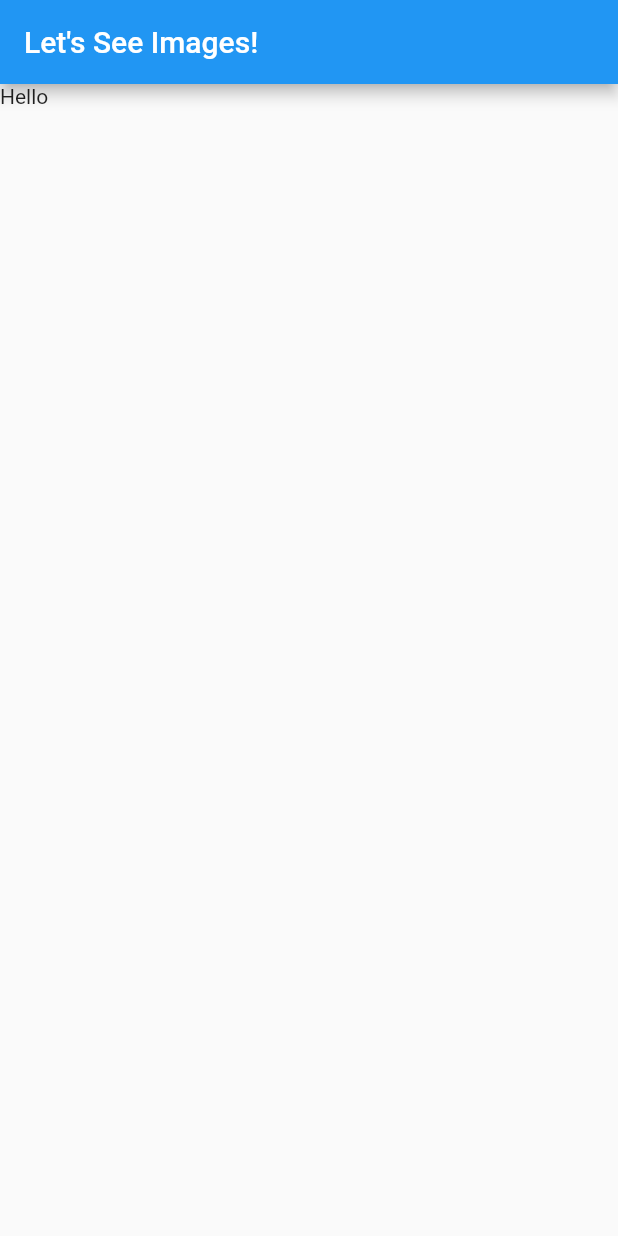
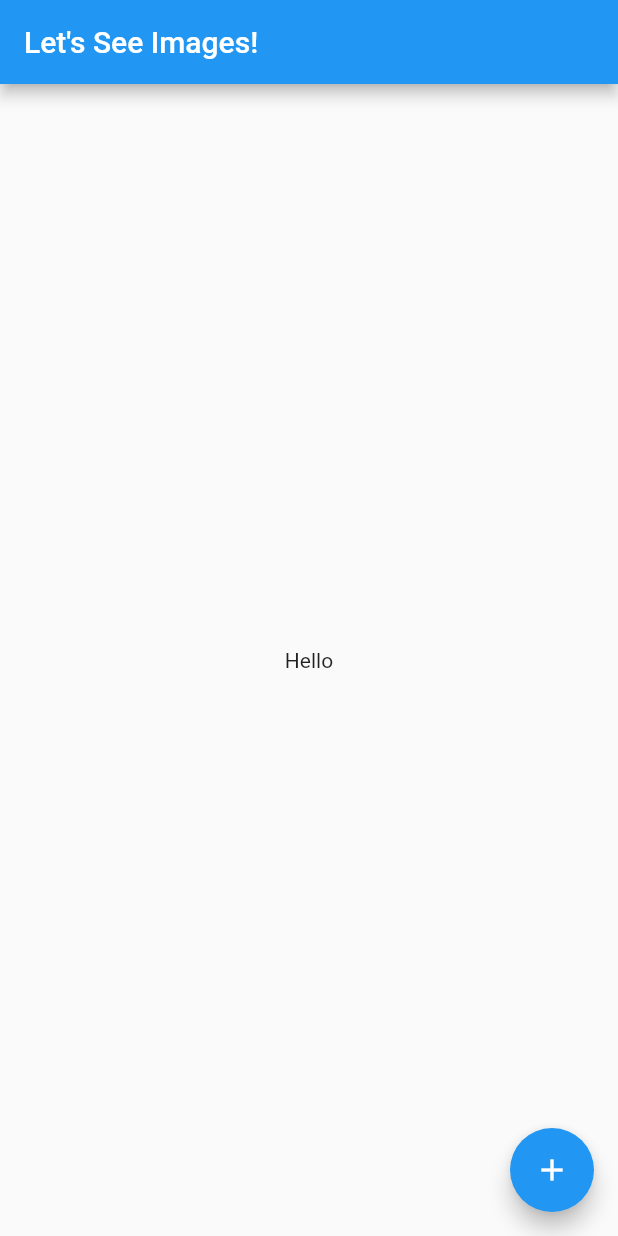
Before and after one commit to coltonehrman/flutter-photo-app, a Flutter app: the screen it shows after launch, on a phone screen of 412 x 824 dp. Run offline on Flutter 3.47's test engine with Material 2 defaults, Android fonts, the phone set to English and light mode, and no system bars.

Commit message:
added a few other parts to starter code

```diff
--- a/lib/src/App.dart
+++ b/lib/src/App.dart
@@ -13,7 +13,13 @@ class AppState extends State<App> {
         appBar: AppBar(
           title: Text('Let\'s See Images!'),
         ),
-        body: Text('Hello'),
+        body: Center(
+          child: Text('Hello'),
+        ),
+        floatingActionButton: FloatingActionButton(
+          child: Icon(Icons.add),
+          onPressed: () => {},
+        ),
       ),
     );
   }
```
